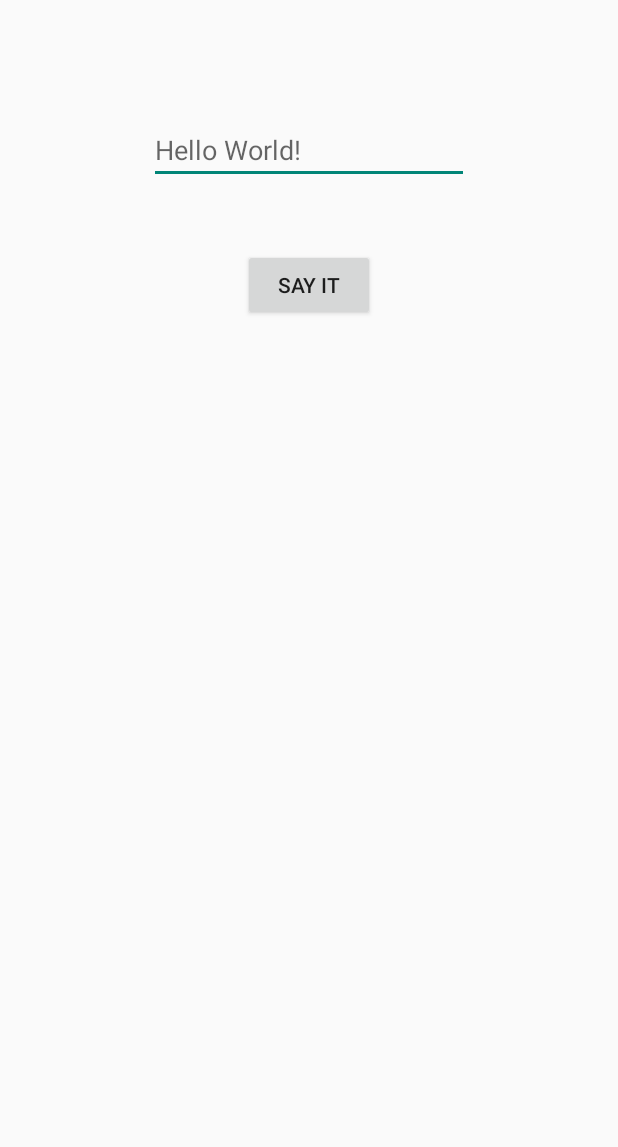
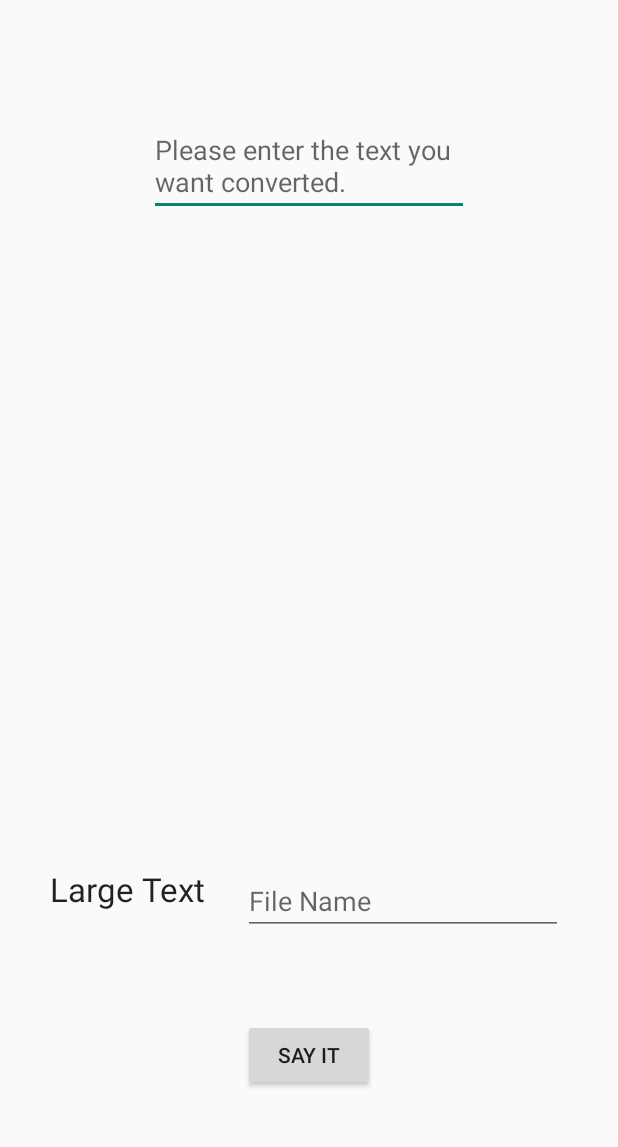
Before and after one commit to sajantanand/Read-for-Me, an Android app: the screen it shows after launch (MainActivity), after a tap on "SAY IT", on a phone screen of 412 x 824 dp, the part 53-1200 px from its top. Run offline under Robolectric (Android 15) with nearby library versions, the phone set to English and light mode, and no system bars.

Commit message:
New version of TTS Demo
This program creates a sound file and plays the file. The code used to
play the file will work for any file and therefore can be used to play
files created previously.

```diff
--- a/TTSDemo/app/build.gradle
+++ b/TTSDemo/app/build.gradle
@@ -6,7 +6,7 @@ android {
 
     defaultConfig {
         applicationId "com.mycompany.ttsdemo"
-        minSdkVersion 8
+        minSdkVersion 21
         targetSdkVersion 21
         versionCode 1
         versionName "1.0"
--- a/TTSDemo/app/src/main/AndroidManifest.xml
+++ b/TTSDemo/app/src/main/AndroidManifest.xml
@@ -18,4 +18,5 @@
         </activity>
     </application>
 
+    <uses-permission android:name="android.permission.WRITE_EXTERNAL_STORAGE" />
 </manifest>
--- a/TTSDemo/app/src/main/java/com/mycompany/ttsdemo/MainActivity.java
+++ b/TTSDemo/app/src/main/java/com/mycompany/ttsdemo/MainActivity.java
@@ -1,28 +1,89 @@
 package com.mycompany.ttsdemo;
 
+import android.media.AudioManager;
+import android.media.MediaPlayer;
+import android.net.Uri;
+import android.os.Environment;
 import android.speech.tts.TextToSpeech;
 import android.os.Bundle;
+import android.speech.tts.UtteranceProgressListener;
 import android.view.View;
 import android.app.Activity;
 import android.speech.tts.TextToSpeech.OnInitListener;
 import android.view.View.OnClickListener;
+import android.widget.Button;
 import android.widget.EditText;
 import android.widget.Toast;
-
+import java.io.File;
+import java.io.IOException;
 import java.util.Locale;
 
-public class MainActivity extends Activity implements OnClickListener, OnInitListener
+/**
+ * Created by @sajantanand on 1/7/2015.
+ */
+
+public class MainActivity extends Activity implements OnClickListener, OnInitListener, MediaPlayer.OnPreparedListener
 
 {
     private TextToSpeech tts;
+
+    public EditText fileName1;
+    public EditText input;
+    public Button synthesize;
+
+    private String extStorageDirectory = Environment.getExternalStorageDirectory().toString();      // "/storage/sdcard"
+    public String folderName = "/myFolder";
+    public String fileName = null;
+
+    public File file1;
+
+    private MediaPlayer.OnCompletionListener completed = new MediaPlayer.OnCompletionListener() {
+        @Override
+        public void onCompletion(MediaPlayer mp) {
+            mp.release();
+            mp = null;
+        }
+    };
+
+    private UtteranceProgressListener mProgressListener = new UtteranceProgressListener()
+    {
+        @Override
+        public void onStart(String utteranceId)
+        {
+            //Toast.makeText(getApplicationContext(), "Synthesis has begun.", Toast.LENGTH_SHORT).show();
+            //input.setText("Synthesis has begun.");
+        }
+
+        @Override
+        public void onDone(String utteranceId)
+        {
+            //Toast.makeText(getApplicationContext(), "Synthesis has finished.", Toast.LENGTH_SHORT).show();
+            //input.setText("Synthesis has finished.");
+            speak(file1);
+        }
+
+        @Override
+        public void onError(String utteranceId)
+        {
+
+        }
+    };
+
+//--------------------------------------------------------------------------------------------------
+
     @Override
     protected void onCreate(Bundle savedInstanceState) {
         super.onCreate(savedInstanceState);
         setContentView(R.layout.activity_main);
+        tts = new TextToSpeech(this, this);
 
-        tts = new TextToSpeech(this, this);
-        findViewById(R.id.button1).setOnClickListener(this);
+        fileName1 = ((EditText) findViewById(R.id.editText2));
+        input = ((EditText) findViewById(R.id.editText1));
+        synthesize = ((Button) findViewById(R.id.button1));
+
+        synthesize.setOnClickListener(this);
     }
+
 
     @Override
     public void onInit(int code)
@@ -38,24 +99,92 @@ public class MainActivity extends Activity implements OnClickListener, OnInitLis
         }
     }
 
+//--------------------------------------------------------------------------------------------------
+
     @Override
     public void onClick(View view)
     {
-        if (tts != null)
+
+
+        if (tts != null) {
+
+            String text = input.getText().toString();
+
+            if (!tts.isSpeaking()) {
+
+                //tts.speak(text, TextToSpeech.QUEUE_FLUSH, null, TextToSpeech.Engine.KEY_PARAM_UTTERANCE_IDThi );
+                //tts.speak(text, TextToSpeech.QUEUE_FLUSH, null);
+
+                fileManager(folderName);
+
+                fileName = fileName1.getText().toString();
+                file1 = new File(extStorageDirectory + folderName + "/" + fileName + ".wav");
+
+                /*HashMap<String, String> myHashRender = new HashMap();
+                myHashRender.put(TextToSpeech.Engine.KEY_PARAM_UTTERANCE_ID, text);*/
+
+                tts.setOnUtteranceProgressListener(mProgressListener);
+
+                //tts.synthesizeToFile(text, myHashRender, file1.getAbsolutePath());
+                tts.synthesizeToFile(text, null, file1, TextToSpeech.Engine.KEY_PARAM_UTTERANCE_ID);
+
+            }
+         }
+    }
+
+
+    public void fileManager(String existingFolder)
+    {
+        File folderCheck = new File(extStorageDirectory+ existingFolder);
+
+        if (!folderCheck.isDirectory())
         {
-            String text = ((EditText)findViewById(R.id.editText1)).getText().toString();
-            if(text != null)
-            {
-                if(!tts.isSpeaking())
-                {
-                    tts.speak(text, TextToSpeech.QUEUE_FLUSH, null);
-                }
-            }
+            folderCheck.mkdir();
+        }
+    }
 
+
+    public void speak(File fileToPlay)
+    {
+
+        MediaPlayer player = new MediaPlayer();
+        Uri.Builder builder1 = new Uri.Builder();
+
+
+        try {
+            player.setDataSource(this, builder1.build().fromFile(fileToPlay));
+            //Toast.makeText(newContext.getApplicationContext(), "Data source was set.", Toast.LENGTH_SHORT).show();
+            //player.setDataSource(newFile.getAbsolutePath());
+
+        } catch (IOException e) {
+            e.printStackTrace();
         }
 
-        ((EditText)findViewById(R.id.editText1)).setText(tts.getVoice().getQuality());
+        player.setAudioStreamType(AudioManager.STREAM_MUSIC);
+
+        player.setOnPreparedListener(this);
+        player.prepareAsync();
     }
+
+
+    public void onPrepared(MediaPlayer player2)
+    {
+        player2.setOnCompletionListener(completed);
+        player2.start();
+        Boolean isWorking = player2.isPlaying();
+
+        if ( isWorking )
+        {
+            Toast.makeText(this, "The player is working.", Toast.LENGTH_SHORT).show();
+        }
+        else
+        {
+            Toast.makeText(this, "The player is not working.", Toast.LENGTH_SHORT).show();
+        }
+
+    }
+
+//--------------------------------------------------------------------------------------------------
 
     @Override
     protected void onDestroy()
--- a/TTSDemo/app/src/main/res/layout/activity_main.xml
+++ b/TTSDemo/app/src/main/res/layout/activity_main.xml
@@ -6,19 +6,22 @@
     android:paddingRight="@dimen/activity_horizontal_margin"
     android:paddingTop="@dimen/activity_vertical_margin"
     android:paddingBottom="@dimen/activity_vertical_margin"
-    tools:context=".MainActivity">
+    tools:context=".MainActivity"
+    android:focusable="false">
 
     <TextView android:id="@+id/textView1"
         android:layout_width="wrap_content"
         android:layout_height="wrap_content"
         android:text="@string/words"/>
+
     <Button android:id="@+id/button1"
         android:layout_width="wrap_content"
         android:layout_height="wrap_content"
-        android:layout_below="@+id/editText1"
-        android:layout_centerHorizontal="true"
-        android:layout_marginTop="43dp"
-        android:text="@string/buttonMessage" />
+        android:text="@string/buttonMessage"
+        android:layout_marginBottom="45dp"
+        android:layout_alignParentBottom="true"
+        android:layout_centerHorizontal="true" />
+
     <EditText android:id="@+id/editText1"
         android:layout_width="wrap_content"
         android:layout_height="wrap_content"
@@ -26,7 +29,26 @@
         android:layout_centerHorizontal="true"
         android:layout_marginTop="77dp"
         android:ems="10"
-        android:hint="@string/message" />
+        android:hint="@string/message1" />
+
+    <EditText
+        android:id="@+id/editText2"
+        android:layout_width="wrap_content"
+        android:layout_height="wrap_content"
+        android:ems="10"
+        android:hint="@string/message2"
+        android:layout_above="@+id/button1"
+        android:layout_alignStart="@+id/button1"
+        android:layout_marginBottom="56dp" />
+
+    <TextView
+        android:layout_width="wrap_content"
+        android:layout_height="wrap_content"
+        android:textAppearance="?android:attr/textAppearanceLarge"
+        android:text="Large Text"
+        android:id="@+id/textView"
+        android:layout_alignTop="@+id/editText2"
+        android:layout_alignEnd="@+id/textView1" />
 
 
 </RelativeLayout>
--- a/TTSDemo/app/src/main/res/values/strings.xml
+++ b/TTSDemo/app/src/main/res/values/strings.xml
@@ -5,6 +5,7 @@
     <string name="words">TTS Demonstration</string>
     <string name="action_settings">Settings</string>
     <string name="buttonMessage">Say It</string>
-    <string name="message">Hello World!</string>
+    <string name="message1">Please enter the text you want converted.</string>
+    <string name="message2">File Name</string>
 
 </resources>
```
Also changed, not shown: 2 other files.
